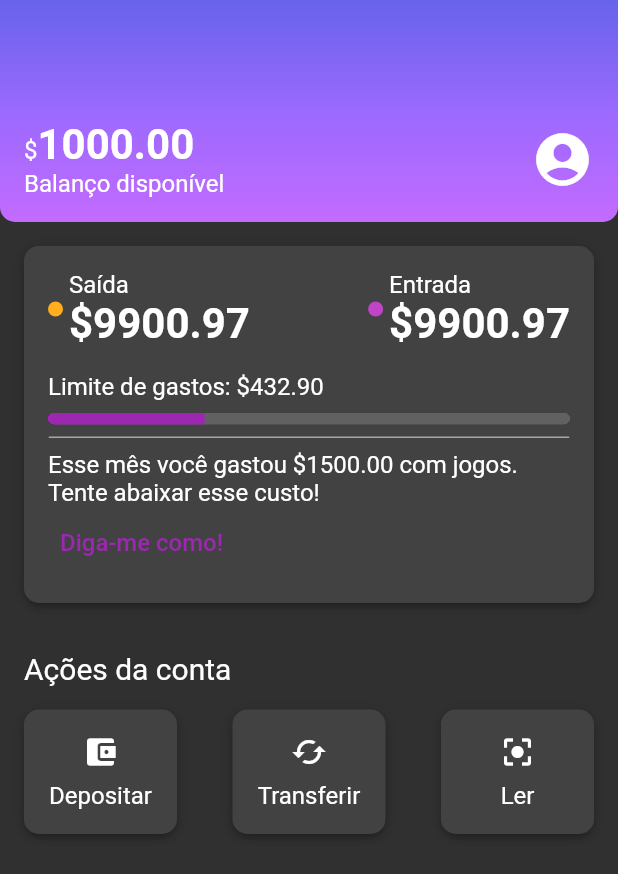
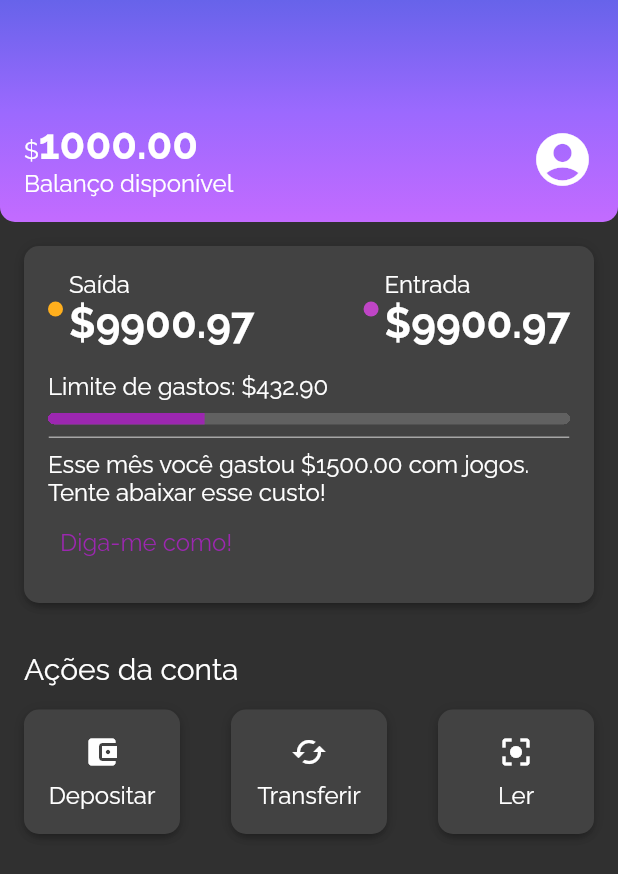
Before and after one commit to alura-cursos/curso_estilizacao, a Flutter app: the screen it shows after launch, on a phone screen of 412 x 824 dp. Shown: the top 874 px of the screen. Run offline on Flutter 3.47's test engine with Material 2 defaults, Android fonts, the light colour scheme and no system bars.

Commit message:
vídeo 5.7

```diff
--- a/lib/components/sections/account_actions.dart
+++ b/lib/components/sections/account_actions.dart
@@ -61,7 +61,7 @@ const _AccountActionsContent({ Key? key, required this.icon, required this.text
   @override
   Widget build(BuildContext context){
     return Container(
-      width: 70,
+      width: 72,
       child: Column(
         children: [
           Padding(
--- a/lib/themes/my_theme.dart
+++ b/lib/themes/my_theme.dart
@@ -5,6 +5,7 @@ ThemeData MyTheme = ThemeData(
   primarySwatch: ThemeColors.primaryColor,
   primaryColor: ThemeColors.primaryColor,
   brightness: Brightness.dark,
+  fontFamily: 'Raleway',
   textTheme: TextTheme(
     bodyMedium: TextStyle(
       fontSize: 16,
```
Also changed, not shown: pubspec.yaml (+7 -0 lines), fonts/Raleway-Bold.ttf (added), fonts/Raleway-Regular.ttf (added).
